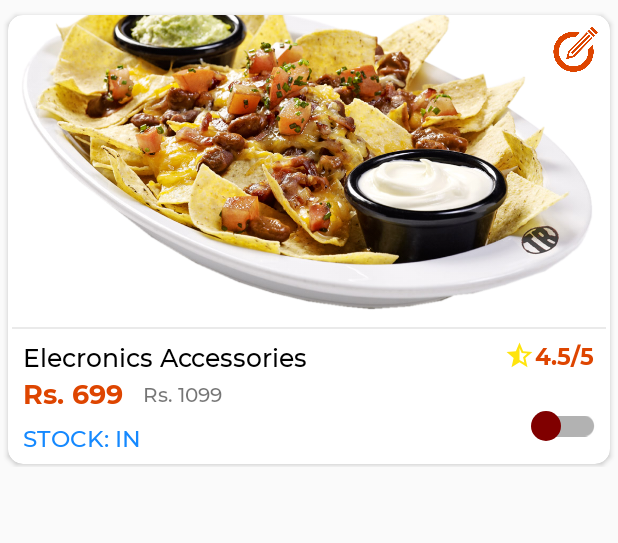
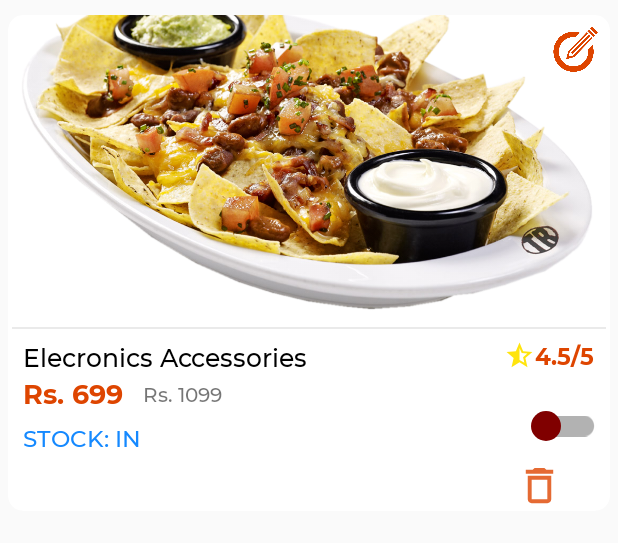
Before and after one commit to shaquib4/Localzes, an Android app: the layout product_single_row.xml on its own in the app's theme, with its tools: preview values and no code run, on a phone screen of 412 x 824 dp. Shown: the top 543 px of the screen. Run offline under Robolectric (Android 15) with nearby library versions, the phone set to English and light mode, and no system bars.

Commit message:
changes made now

```diff
--- a/app/src/main/java/com/example/localzes/AddProduct.kt
+++ b/app/src/main/java/com/example/localzes/AddProduct.kt
@@ -37,6 +37,7 @@ class AddProduct : AppCompatActivity() {
     /*private lateinit var thumb_reference: StorageReference*/
     private lateinit var timestamp: String
     var imgUrl: String = ""
+
 
     var thumb_Bitmap: Bitmap? = null
     override fun onCreate(savedInstanceState: Bundle?) {
--- a/app/src/main/res/layout/product_single_row.xml
+++ b/app/src/main/res/layout/product_single_row.xml
@@ -125,6 +125,17 @@
                 android:text="Rs. 1099"
                 android:textSize="@dimen/_10ssp" />
 
+            <ImageView
+                android:id="@+id/imgRemoveProduct"
+                android:layout_width="@dimen/_26sdp"
+                android:layout_height="@dimen/_26sdp"
+                android:layout_below="@id/switchStock"
+                android:layout_alignParentEnd="true"
+                android:layout_marginTop="@dimen/_3sdp"
+                android:layout_marginEnd="@dimen/_23sdp"
+                android:padding="@dimen/_1sdp"
+                android:src="@drawable/ic_remove" />
+
 
         </RelativeLayout>
     </androidx.cardview.widget.CardView>
```
Also changed, not shown: app/src/main/java/com/example/localzes/Adapters/AdapterCategory.kt (+38 -6 lines), app/src/main/java/com/example/localzes/Adapters/AdapterSellerProducts.kt (+35 -6 lines), app/src/main/java/com/example/localzes/Seller_Products.kt (+25 -21 lines), app/src/main/res/layout/category_single_row.xml (+9 -2 lines).
